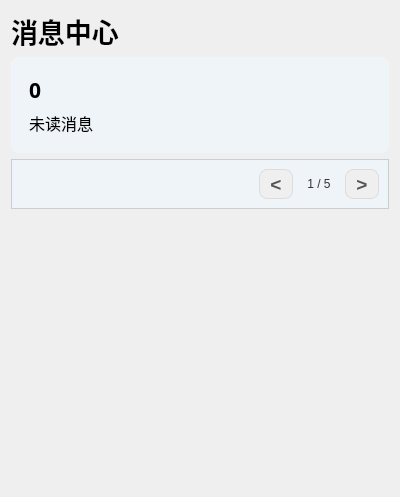
Before: the Qt Designer form view/messageCenter/messagewindow.ui in JunWang666/LabNexus, drawn with Qt 5.
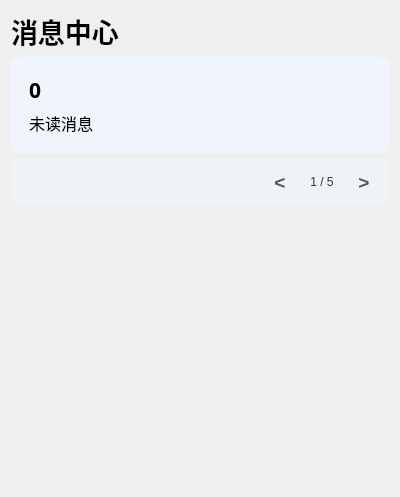
After: the same form once the commit is applied.

Commit message: [feature] 日志系统重构与邮件系统优化：支持堆栈追踪、丰富类型输出，完善系统用户与欢迎邮件逻辑，UI样式细化

What changed in the file:
```diff
--- a/view/messageCenter/messagewindow.ui
+++ b/view/messageCenter/messagewindow.ui
@@ -21,10 +21,9 @@
 
                 /* ---- 顶部计数区域 ---- */
                 QFrame#frame {
-                background-color: rgba(239, 246, 252, 180);
+                background-color: rgba(239, 246, 252, 220);
 
                 border-radius: 8px; /* 圆角保持不变 */
-                border: none; /* 最好禁用边框，让材质更纯粹 */
                 }
 
                 /* 确保内部所有控件背景透明，以显示出父控件的淡蓝色 */
@@ -86,20 +85,22 @@
                 }
 
 
-                /* 翻页按钮的基本样式 */
-                QPushButton#prevButton, QPushButton#nextButton {
-                background-color: #EFEFEF;
-                border: 1px solid #DCDCDC;
-                border-radius: 8px; /* 与其他组件统一的圆角 */
-                color: #555555;
-                font-size: 14pt;
-                font-weight: bold;
-                padding: 0px 10px; /* 左右内边距，形成圆角矩形 */
-                min-height: 28px; /* 固定高度 */
-                max-height: 28px;
-                }
+                /* 翻页按钮的基本样式 - 透明背景 */
+QPushButton#prevButton, QPushButton#nextButton {
+    background-color: transparent; /* 改为透明 */
+    border-radius: 8px; /* 与其他组件统一的圆角 */
+    color: #555555;
+    font-size: 14pt;
+    font-weight: bold;
+    padding: 0px 10px; /* 左右内边距，形成圆角矩形 */
+    min-height: 28px; /* 固定高度 */
+    max-height: 28px;
+border: none; /* 最好禁用边框，让材质更纯粹 */
+}
+
                 #frame_3{
-                background-color: rgba(239, 246, 252, 180);
+                background-color: rgba(239, 246, 252, 120);
+border: none; /* 最好禁用边框，让材质更纯粹 */
                 }
 
                 /* 鼠标悬停效果 */
@@ -256,7 +257,7 @@
                                 <x>0</x>
                                 <y>0</y>
                                 <width>382</width>
-                                <height>285</height>
+        <height>289</height>
                             </rect>
                         </property>
                     </widget>
```
Left out of the diff: 4 changed lines with no effect on the pictures. Lines whose indentation alone changed are shown as unchanged. The commit also changes 14 other files.
